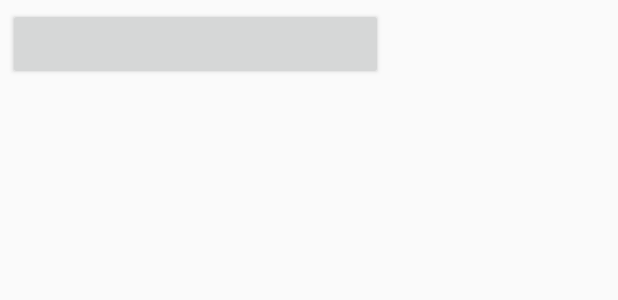
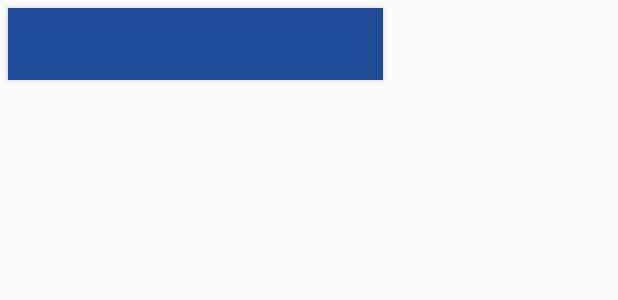
Before and after one commit to AnnaDesert/Schedule1.0, an Android app: the layout button_list.xml on its own in the app's theme, with its tools: preview values and no code run, on a phone screen of 412 x 824 dp. Shown: the top 300 px of the screen. Run offline under Robolectric (Android 15) with nearby library versions, the phone set to English and light mode, and no system bars.

```diff
--- a/app/src/main/java/com/example/schedule/ListAdapter.java
+++ b/app/src/main/java/com/example/schedule/ListAdapter.java
@@ -1,10 +1,12 @@
 package com.example.schedule;
 
 import android.content.Context;
+import android.graphics.Color;
 import android.view.LayoutInflater;
 import android.view.View;
 import android.view.ViewGroup;
 import android.widget.Button;
+
 
 import androidx.annotation.NonNull;
 import androidx.recyclerview.widget.RecyclerView;
@@ -23,9 +25,10 @@ public class ListAdapter extends RecyclerView.Adapter<ListAdapter.ListViewHolder
         public ListViewHolder(@NonNull View view) {
             super(view);
             button = (Button) view.findViewById(R.id.button_of_list);
+
         }
     }
-
+////////////////////////////////////////////////////////////////////
     @NonNull
     @Override
     public ListViewHolder onCreateViewHolder(@NonNull ViewGroup parent, int viewType) {
--- a/app/src/main/java/com/example/schedule/utils/NetworkUtils.java
+++ b/app/src/main/java/com/example/schedule/utils/NetworkUtils.java
@@ -12,8 +12,8 @@ import java.util.Scanner;
 public class NetworkUtils {
     private static final String SCHEDULE_URL = "http://oreluniver.ru/schedule/";
 // Создаёт URL из трёх переменных. Перая и втроая - id, третья постоянная.
-    public static URL generateURL(String userIdone, String userIdtwo, String urlconst){
-        Uri builtUri = Uri.parse(SCHEDULE_URL + userIdone + userIdtwo + urlconst);
+    public static URL generateURL(String userIdone,  String urlconst){
+        Uri builtUri = Uri.parse(SCHEDULE_URL + userIdone + urlconst);
 
         URL url = null;
         try {
--- a/app/src/main/res/layout/button_list.xml
+++ b/app/src/main/res/layout/button_list.xml
@@ -8,5 +8,9 @@
         android:id="@+id/button_of_list"
         android:layout_width="250dp"
         android:layout_height="wrap_content"
-        android:layout_margin="5dp"></Button>
+        android:layout_margin="5dp"
+        android:background="#1f4b99"
+        android:textColor="#f1fcff"
+        android:focusable="false"
+        android:focusableInTouchMode="false"></Button>
 </LinearLayout>
```
Also changed, not shown: app/src/main/java/com/example/schedule/CreateNewListOfButton.java (added, +23 -0 lines), app/src/main/java/com/example/schedule/MainActivity.java (+7 -17 lines).
